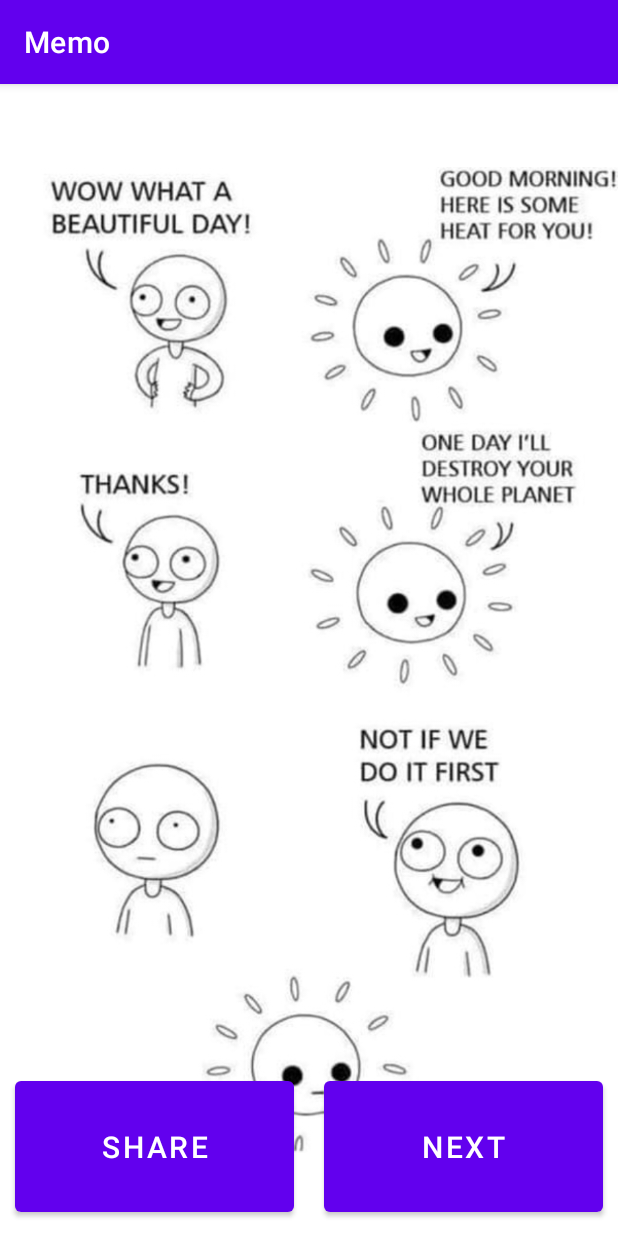
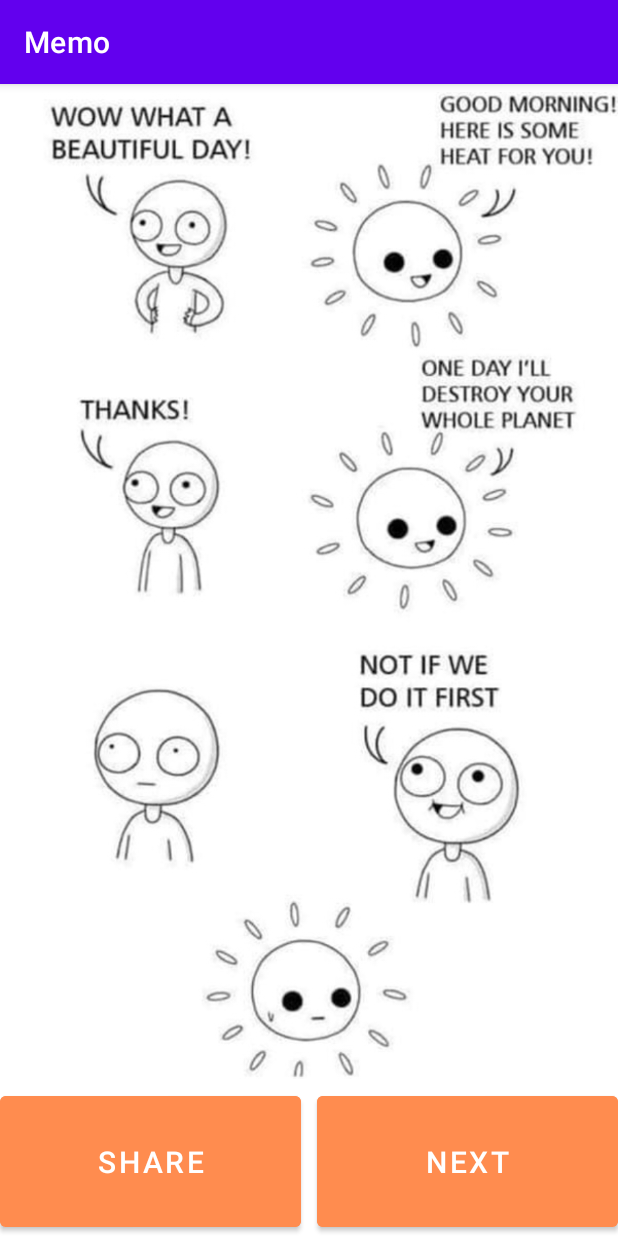
Before and after one commit to deepaksingh0503/Memo, an Android app: the screen it shows after launch (MainActivity), after a tap on "SHARE", on a phone screen of 412 x 824 dp. Run offline under Robolectric (Android 15) with nearby library versions, the phone set to English and light mode, and no system bars; our stand-ins replace Volley; network calls fail; pictures from the network do not load.

Commit message:
Completed Working app

```diff
--- a/app/build.gradle
+++ b/app/build.gradle
@@ -33,9 +33,12 @@ dependencies {
     implementation 'com.google.android.material:material:1.6.1'
     implementation 'androidx.constraintlayout:constraintlayout:2.1.4'
     implementation 'com.android.volley:volley:1.2.1'
+    implementation 'androidx.compose.foundation:foundation:1.0.0-rc01'
     testImplementation 'junit:junit:4.13.2'
+    implementation 'com.airbnb.android:lottie:5.2.0'
     implementation 'com.github.bumptech.glide:glide:4.13.2'
     annotationProcessor 'com.github.bumptech.glide:compiler:4.13.2'
     androidTestImplementation 'androidx.test.ext:junit:1.1.3'
     androidTestImplementation 'androidx.test.espresso:espresso-core:3.4.0'
+
 }
--- a/app/src/main/java/com/example/memo/MainActivity.java
+++ b/app/src/main/java/com/example/memo/MainActivity.java
@@ -1,70 +1,97 @@
 package com.example.memo;
 
+import androidx.annotation.Nullable;
 import androidx.appcompat.app.AppCompatActivity;
 
+import android.content.Intent;
+import android.graphics.drawable.Drawable;
 import android.os.Bundle;
 import android.view.View;
 import android.widget.ImageView;
 import android.widget.Toast;
 
+import com.airbnb.lottie.LottieAnimationView;
 import com.android.volley.Request;
 import com.android.volley.RequestQueue;
 import com.android.volley.Response;
 import com.android.volley.VolleyError;
 import com.android.volley.toolbox.JsonObjectRequest;
-import com.android.volley.toolbox.StringRequest;
 import com.android.volley.toolbox.Volley;
 import com.bumptech.glide.Glide;
+import com.bumptech.glide.load.DataSource;
+import com.bumptech.glide.load.engine.GlideException;
+import com.bumptech.glide.request.RequestListener;
+import com.bumptech.glide.request.target.Target;
 
 import org.json.JSONException;
 import org.json.JSONObject;
 
 public class MainActivity extends AppCompatActivity {
-    ImageView img= findViewById(R.id.img);
+    ImageView img;
+    LottieAnimationView progress;
+ public String cururl=null;
 
     @Override
     protected void onCreate(Bundle savedInstanceState) {
         super.onCreate(savedInstanceState);
         setContentView(R.layout.activity_main);
-//        loadmeme();
+        loadmeme();
     }
 
-//    private void loadmeme(){
-//
-//        RequestQueue queue = Volley.newRequestQueue(this);
-//        String url = "https://meme-api.herokuapp.com/gimme";
-//
-//        JsonObjectRequest jsonObjectRequest = new JsonObjectRequest
-//                (Request.Method.GET, url, null, new Response.Listener<JSONObject>() {
-//
-//                    @Override
-//                    public void onResponse(JSONObject response) {
-//                        try {
-//                            String url= response.getString("url");
-//                            Glide.with(getApplicationContext()).load(url).into(img);
-//                        } catch (JSONException e) {
-//                            e.printStackTrace();
-//                        }
-//                    }
-//                }, new Response.ErrorListener() {
-//
-//                    @Override
-//                    public void onErrorResponse(VolleyError error) {
-//                         TODO: Handle error
-//
-//                    }
-//                });
-//
-//// Add the request to the RequestQueue.
-//        queue.add(jsonObjectRequest);
-//    }
+    private void loadmeme(){
+
+        progress=findViewById(R.id.progress);
+        img= findViewById(R.id.img);
+        RequestQueue queue = Volley.newRequestQueue(this);
+        String url = "https://meme-api.herokuapp.com/gimme";
+        progress.setVisibility(View.VISIBLE);
+        JsonObjectRequest jsonObjectRequest = new JsonObjectRequest
+                (Request.Method.GET, url, null, new Response.Listener<JSONObject>() {
+
+                    @Override
+                    public void onResponse(JSONObject response) {
+                        try {
+                            String url= response.getString("url");
+                            cururl=url;
+                            Glide.with(getApplicationContext()).load(url).listener(new RequestListener<Drawable>() {
+                                @Override
+                                public boolean onLoadFailed(@Nullable GlideException e, Object model, Target<Drawable> target, boolean isFirstResource) {
+                                    return false;
+                                }
+
+                                @Override
+                                public boolean onResourceReady(Drawable resource, Object model, Target<Drawable> target, DataSource dataSource, boolean isFirstResource) {
+                                    progress.setVisibility(View.GONE);
+                                    return false;
+                                }
+                            }).into(img);
+
+                        } catch (JSONException e) {
+                            e.printStackTrace();
+                        }
+                    }
+                }, new Response.ErrorListener() {
+
+                    @Override
+                    public void onErrorResponse(VolleyError error) {
+
+                        Toast.makeText(MainActivity.this, "Some error occured !", Toast.LENGTH_SHORT).show();
+
+                    }
+                });
+        queue.add(jsonObjectRequest);
+    }
 
     public void sharememe(View view) {
-        Toast.makeText(this, "Clicked on sharememe", Toast.LENGTH_SHORT).show();
+        Intent intent= new Intent(Intent.ACTION_SEND);
+        intent.setType("text/plain");
+        intent.putExtra(Intent.EXTRA_TEXT,cururl);
+
+        startActivity(intent);
     }
 
     public void nextmeme(View view) {
-        Toast.makeText(this, "Clicked on nextmeme", Toast.LENGTH_SHORT).show();
+        loadmeme();
 
     }
 }
--- a/app/src/main/res/layout/activity_main.xml
+++ b/app/src/main/res/layout/activity_main.xml
@@ -1,5 +1,6 @@
 <?xml version="1.0" encoding="utf-8"?>
-<androidx.constraintlayout.widget.ConstraintLayout xmlns:android="http://schemas.android.com/apk/res/android"
+<androidx.constraintlayout.widget.ConstraintLayout
+    xmlns:android="http://schemas.android.com/apk/res/android"
     xmlns:app="http://schemas.android.com/apk/res-auto"
     xmlns:tools="http://schemas.android.com/tools"
     android:layout_width="match_parent"
@@ -10,17 +11,32 @@
     <ImageView
         android:layout_width="match_parent"
         android:id="@+id/img"
-        android:layout_height="match_parent"
+        android:layout_height="0dp"
         android:src="@drawable/img"
+       android:scaleType="fitCenter"
         app:layout_constraintEnd_toEndOf="parent"
         app:layout_constraintStart_toStartOf="parent"
-        app:layout_constraintTop_toTopOf="parent" />
+        app:layout_constraintTop_toTopOf="parent"
+        app:layout_constraintBottom_toTopOf="@+id/btn1"/>
 
 
 
+
+    <com.airbnb.lottie.LottieAnimationView
+        android:layout_width="150dp"
+        android:layout_height="150dp"
+        app:lottie_autoPlay="true"
+        app:lottie_loop="true"
+        app:lottie_rawRes="@raw/loading_lottie"
+        android:id="@+id/progress"
+        app:layout_constraintLeft_toLeftOf="@id/img"
+        app:layout_constraintRight_toRightOf="@id/img"
+        app:layout_constraintTop_toTopOf="@id/img"
+        app:layout_constraintBottom_toBottomOf="@id/img"/>
+
     <Button
         android:layout_width="0dp"
-        android:layout_margin="10dp"
+        android:id="@+id/btn1"
         android:text="Share"
         android:textSize="20dp"
         android:padding="30dp"
@@ -28,6 +44,8 @@
         android:layout_height="wrap_content"
         app:layout_constraintBottom_toBottomOf="parent"
         app:layout_constraintEnd_toStartOf="@+id/guideline2"
+        android:backgroundTint="#FF8C4F"
+        android:layout_marginRight="5dp"
         app:layout_constraintStart_toStartOf="parent" />
 
 
@@ -35,12 +53,14 @@
         android:layout_width="0dp"
         android:layout_height="wrap_content"
         android:onClick="nextmeme"
-        android:layout_margin="10dp"
         android:padding="30dp"
+        android:layout_marginLeft="5dp"
         android:text="Next"
         android:textSize="20dp"
         app:layout_constraintBottom_toBottomOf="parent"
         app:layout_constraintEnd_toEndOf="parent"
+        android:backgroundTint="#FF8C4F"
+
         app:layout_constraintStart_toStartOf="@+id/guideline2" />
 
     <androidx.constraintlayout.widget.Guideline
```
